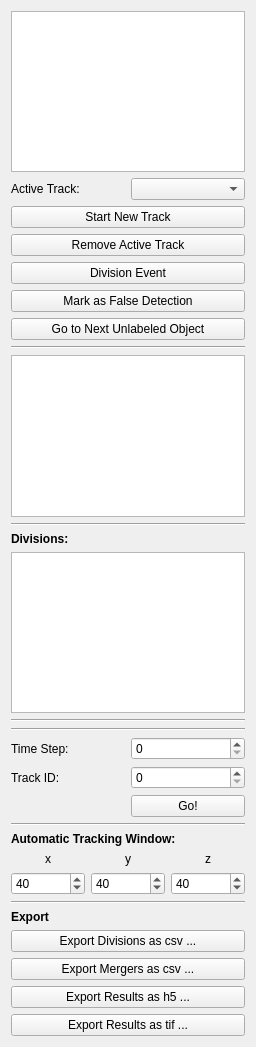
The window that ilastik/applets/tracking/structured/drawer.ui (ilastik/ilastik) describes before a commit, drawn with Qt 5.
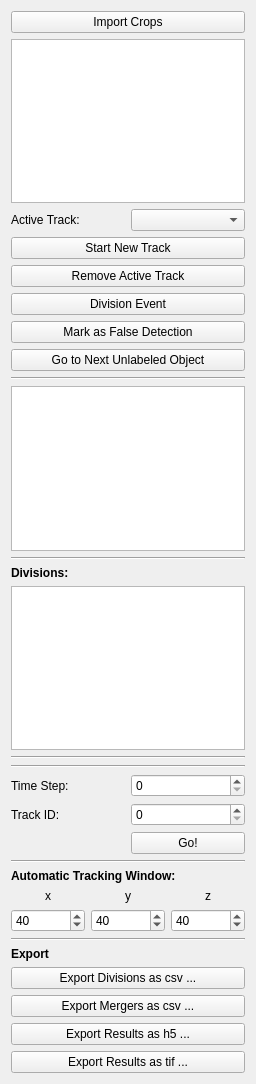
The same window after the commit. Custom widgets are drawn as their Qt base class.

Commit message: Fixes color selection bug on adding a new crop.

Diff of the .ui file:
```diff
--- a/ilastik/applets/tracking/structured/drawer.ui
+++ b/ilastik/applets/tracking/structured/drawer.ui
@@ -7,7 +7,7 @@
     <x>0</x>
     <y>0</y>
     <width>256</width>
-    <height>1047</height>
+    <height>1084</height>
    </rect>
   </property>
   <property name="sizePolicy">
@@ -33,9 +33,23 @@
   </property>
   <layout class="QGridLayout" name="gridLayout">
    <item row="0" column="0">
-    <widget class="CropListView" name="cropListView"/>
+    <layout class="QVBoxLayout" name="verticalLayout_8">
+     <item>
+      <widget class="QPushButton" name="importCrops">
+       <property name="enabled">
+        <bool>true</bool>
+       </property>
+       <property name="text">
+        <string>Import Crops</string>
+       </property>
+      </widget>
+     </item>
+    </layout>
    </item>
    <item row="1" column="0">
+    <widget class="CropListView" name="cropListView"/>
+   </item>
+   <item row="2" column="0">
     <layout class="QVBoxLayout" name="verticalLayout">
      <item>
       <layout class="QGridLayout" name="gridLayout_2">
@@ -113,14 +127,14 @@
      </item>
     </layout>
    </item>
-   <item row="2" column="0">
-    <widget class="Line" name="line_2">
-     <property name="orientation">
-      <enum>Qt::Horizontal</enum>
-     </property>
-    </widget>
-   </item>
    <item row="3" column="0">
+    <widget class="Line" name="line_2">
+     <property name="orientation">
+      <enum>Qt::Horizontal</enum>
+     </property>
+    </widget>
+   </item>
+   <item row="4" column="0">
     <widget class="QTextBrowser" name="logOutput">
      <property name="enabled">
       <bool>true</bool>
@@ -135,14 +149,14 @@
      </property>
     </widget>
    </item>
-   <item row="4" column="0">
-    <widget class="Line" name="line">
-     <property name="orientation">
-      <enum>Qt::Horizontal</enum>
-     </property>
-    </widget>
-   </item>
    <item row="5" column="0">
+    <widget class="Line" name="line">
+     <property name="orientation">
+      <enum>Qt::Horizontal</enum>
+     </property>
+    </widget>
+   </item>
+   <item row="6" column="0">
     <widget class="QLabel" name="label_2">
      <property name="font">
       <font>
@@ -155,24 +169,24 @@
      </property>
     </widget>
    </item>
-   <item row="6" column="0">
-    <widget class="QListWidget" name="divisionsList"/>
-   </item>
    <item row="7" column="0">
-    <widget class="Line" name="line_3">
-     <property name="orientation">
-      <enum>Qt::Horizontal</enum>
-     </property>
-    </widget>
+    <widget class="QListWidget" name="divisionsList"/>
    </item>
    <item row="8" column="0">
-    <widget class="Line" name="line_5">
+    <widget class="Line" name="line_3">
      <property name="orientation">
       <enum>Qt::Horizontal</enum>
      </property>
     </widget>
    </item>
    <item row="9" column="0">
+    <widget class="Line" name="line_5">
+     <property name="orientation">
+      <enum>Qt::Horizontal</enum>
+     </property>
+    </widget>
+   </item>
+   <item row="10" column="0">
     <layout class="QGridLayout" name="gridLayout_4">
      <item row="0" column="0">
       <widget class="QLabel" name="label_3">
@@ -211,14 +225,14 @@
      </item>
     </layout>
    </item>
-   <item row="10" column="0">
-    <widget class="Line" name="line_6">
-     <property name="orientation">
-      <enum>Qt::Horizontal</enum>
-     </property>
-    </widget>
-   </item>
    <item row="11" column="0">
+    <widget class="Line" name="line_6">
+     <property name="orientation">
+      <enum>Qt::Horizontal</enum>
+     </property>
+    </widget>
+   </item>
+   <item row="12" column="0">
     <layout class="QVBoxLayout" name="verticalLayout_2">
      <item>
       <widget class="QLabel" name="label_5">
@@ -303,14 +317,14 @@
      </item>
     </layout>
    </item>
-   <item row="12" column="0">
-    <widget class="Line" name="line_4">
-     <property name="orientation">
-      <enum>Qt::Horizontal</enum>
-     </property>
-    </widget>
-   </item>
    <item row="13" column="0">
+    <widget class="Line" name="line_4">
+     <property name="orientation">
+      <enum>Qt::Horizontal</enum>
+     </property>
+    </widget>
+   </item>
+   <item row="14" column="0">
     <layout class="QVBoxLayout" name="verticalLayout_7">
      <item>
       <widget class="QLabel" name="label_22">
```
The commit also changes 5 other files.
